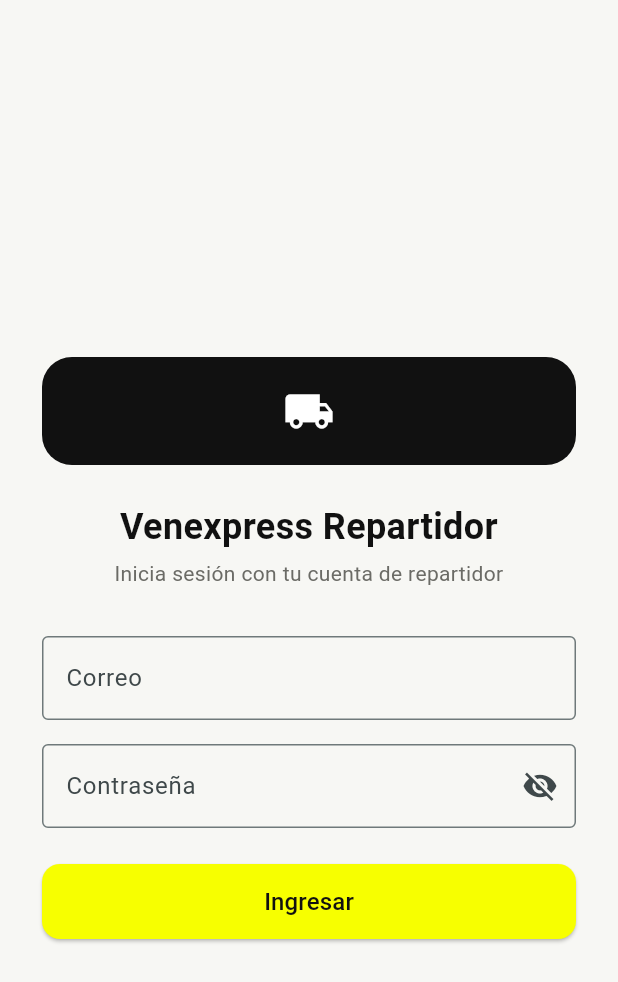
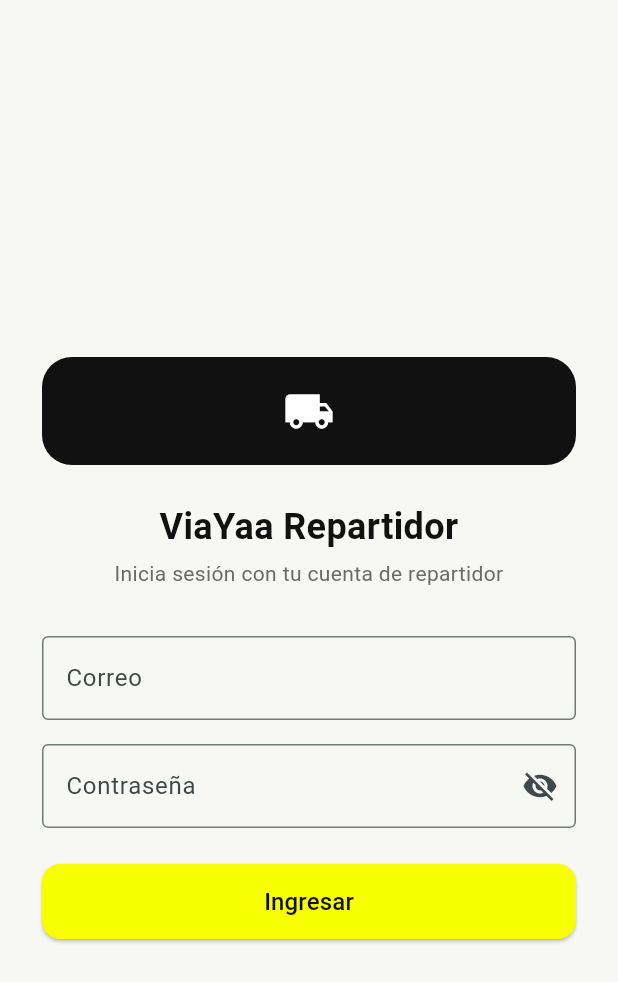
Before and after one commit to luislopezdev02-design/venexpress_driver, a Flutter app: the screen it shows after launch, on a phone screen of 412 x 824 dp. Shown: the top 982 px of the screen. Run offline on Flutter 3.47's test engine with Material 3 defaults, Android fonts, the phone set to English and light mode, and no system bars; our stand-ins replace flutter_secure_storage, geolocator, image_picker; missing offline and left inert: mobile_scanner; accounts and stored records are empty.

Commit message:
Cambio de marca a ViaYaa en la app del repartidor
- Nombre visible: "ViaYaa Repartidor" (Android, iOS, web/PWA, login,
  mensajes de error y del escáner).
- Íconos de la app (Android, iOS, macOS, web/PWA y favicon): el ícono de
  la caja de ViaYaa en lugar del ícono genérico de Flutter.
- Se mantienen applicationId com.venexpress.driver (cambiarlo impediría
  actualizar las apps ya instaladas), el paquete Dart venexpress_driver
  y las claves internas del token (cambiarlas cerraría las sesiones).

Co-Authored-By: Claude Opus 5.5 <noreply@anthropic.com>
Claude-Session: https://claude.ai/code/session_01L5TyQY4JHJJyJJRRVcTH9c

```diff
--- a/lib/main.dart
+++ b/lib/main.dart
@@ -35,7 +35,7 @@ class VenexpressDriverApp extends StatelessWidget {
       ],
       child: MaterialApp(
         navigatorKey: appNavigatorKey,
-        title: 'Venexpress Repartidor',
+        title: 'ViaYaa Repartidor',
         debugShowCheckedModeBanner: false,
         theme: ThemeData(
           useMaterial3: true,
@@ -98,7 +98,7 @@ class _SplashGateState extends State<_SplashGate> {
                 const Icon(Icons.wifi_off, color: Colors.white, size: 48),
                 const SizedBox(height: 16),
                 Text(
-                  auth.errorMessage ?? 'No se pudo conectar con Venexpress.',
+                  auth.errorMessage ?? 'No se pudo conectar con ViaYaa.',
                   textAlign: TextAlign.center,
                   style: const TextStyle(color: Colors.white),
                 ),
--- a/lib/providers/auth_provider.dart
+++ b/lib/providers/auth_provider.dart
@@ -78,7 +78,7 @@ class AuthProvider extends ChangeNotifier {
         status = AuthStatus.offline;
       }
     } catch (_) {
-      errorMessage = 'No se pudo conectar con Venexpress. Verifica tu conexión a internet.';
+      errorMessage = 'No se pudo conectar con ViaYaa. Verifica tu conexión a internet.';
       status = AuthStatus.offline;
     }
 
--- a/lib/screens/login_screen.dart
+++ b/lib/screens/login_screen.dart
@@ -67,7 +67,7 @@ class _LoginScreenState extends State<LoginScreen> {
                   ),
                   const SizedBox(height: 24),
                   const Text(
-                    'Venexpress Repartidor',
+                    'ViaYaa Repartidor',
                     textAlign: TextAlign.center,
                     style: TextStyle(fontSize: 24, fontWeight: FontWeight.bold, color: kPrimaryDark),
                   ),
--- a/lib/services/hub_scan_service.dart
+++ b/lib/services/hub_scan_service.dart
@@ -101,7 +101,7 @@ HubOperationResolution resolveHubOperation({
         key: 'collection',
         title: 'Registrar recolección',
         cta: 'Confirmar recolección',
-        hint: 'Guía localizada en la agencia. Confirma para registrar la salida hacia Venexpress.',
+        hint: 'Guía localizada en la agencia. Confirma para registrar la salida hacia ViaYaa.',
       ));
     }
 
--- a/pubspec.yaml
+++ b/pubspec.yaml
@@ -1,5 +1,5 @@
 name: venexpress_driver
-description: App del repartidor de Venexpress.
+description: App del repartidor de ViaYaa.
 publish_to: 'none'
 version: 1.0.0+1
 
```
Also changed, not shown: 38 other files.
